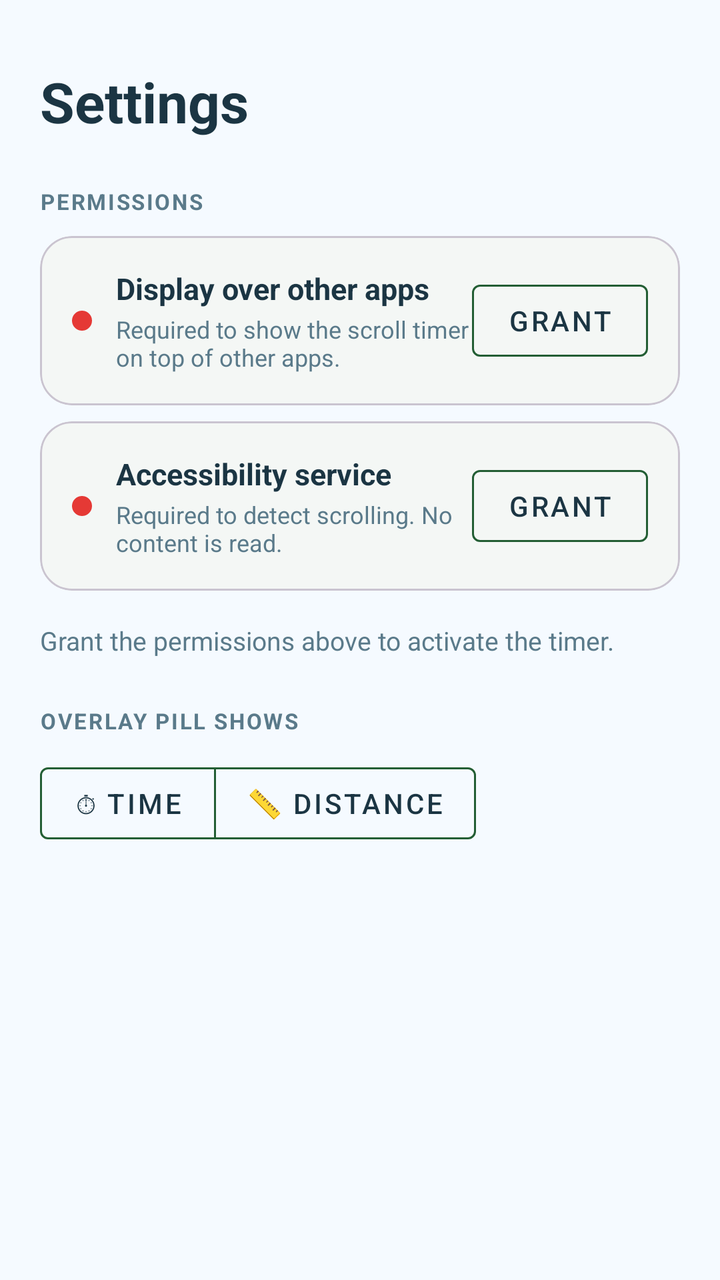
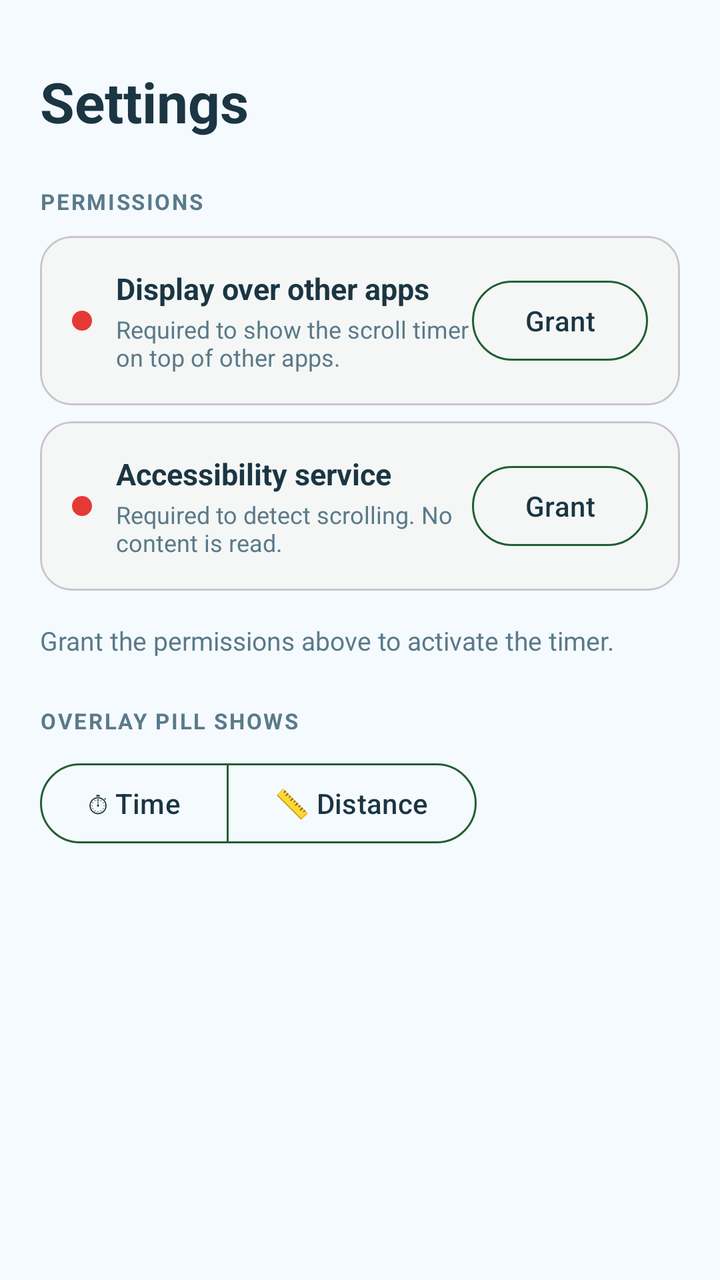

The first picture is an Android layout as it rendered before a commit; the second is the same layout after the commit. The layout source and the unified diff follow.
<!-- AndroidManifest.xml: application theme Theme.DoomScrollClock -->
<!-- res/layout/fragment_settings.xml -->
<?xml version="1.0" encoding="utf-8"?>
<ScrollView
    xmlns:android="http://schemas.android.com/apk/res/android"
    xmlns:app="http://schemas.android.com/apk/res-auto"
    android:layout_width="match_parent"
    android:layout_height="match_parent"
    android:background="@color/colorBackground"
    android:fillViewport="false">

    <LinearLayout
        android:layout_width="match_parent"
        android:layout_height="wrap_content"
        android:orientation="vertical"
        android:paddingHorizontal="20dp"
        android:paddingTop="32dp"
        android:paddingBottom="16dp">

        
        <TextView
            android:layout_width="wrap_content"
            android:layout_height="wrap_content"
            android:text="@string/settings_title"
            android:textColor="@color/colorOnSurface"
            android:textSize="28sp"
            android:textStyle="bold"
            android:layout_marginBottom="24dp" />

        
        <TextView
            android:layout_width="wrap_content"
            android:layout_height="wrap_content"
            android:text="@string/permissions_section_label"
            android:textColor="@color/colorOnSurfaceVariant"
            android:textSize="11sp"
            android:textStyle="bold"
            android:letterSpacing="0.08"
            android:textAllCaps="true"
            android:layout_marginBottom="10dp" />

        
        <com.google.android.material.card.MaterialCardView
            android:id="@+id/card_overlay"
            android:layout_width="match_parent"
            android:layout_height="wrap_content"
            app:cardBackgroundColor="@color/colorSurface"
            app:cardCornerRadius="16dp"
            app:cardElevation="1dp"
            android:layout_marginBottom="8dp">

            <androidx.constraintlayout.widget.ConstraintLayout
                android:layout_width="match_parent"
                android:layout_height="wrap_content"
                android:padding="16dp">

                <View
                    android:id="@+id/dot_overlay"
                    android:layout_width="10dp"
                    android:layout_height="10dp"
                    android:background="@drawable/dot_status"
                    app:layout_constraintTop_toTopOf="parent"
                    app:layout_constraintBottom_toBottomOf="parent"
                    app:layout_constraintStart_toStartOf="parent" />

                <TextView
                    android:id="@+id/label_overlay"
                    android:layout_width="0dp"
                    android:layout_height="wrap_content"
                    android:text="@string/permission_overlay_title"
                    android:textColor="@color/colorOnSurface"
                    android:textSize="15sp"
                    android:textStyle="bold"
                    app:layout_constraintStart_toEndOf="@id/dot_overlay"
                    app:layout_constraintEnd_toStartOf="@id/btn_overlay"
                    app:layout_constraintTop_toTopOf="parent"
                    android:layout_marginStart="12dp" />

                <TextView
                    android:layout_width="0dp"
                    android:layout_height="wrap_content"
                    android:text="@string/permission_overlay_desc"
                    android:textColor="@color/colorOnSurfaceVariant"
                    android:textSize="12sp"
                    app:layout_constraintStart_toEndOf="@id/dot_overlay"
                    app:layout_constraintEnd_toStartOf="@id/btn_overlay"
                    app:layout_constraintTop_toBottomOf="@id/label_overlay"
                    android:layout_marginStart="12dp"
                    android:layout_marginTop="2dp" />

                <com.google.android.material.button.MaterialButton
                    android:id="@+id/btn_overlay"
                    style="@style/Widget.MaterialComponents.Button.OutlinedButton"
                    android:layout_width="wrap_content"
                    android:layout_height="wrap_content"
                    android:text="@string/btn_grant"
                    android:textColor="@color/colorOnSurface"
                    app:strokeColor="@color/colorPrimaryVariant"
                    app:layout_constraintEnd_toEndOf="parent"
                    app:layout_constraintTop_toTopOf="parent"
                    app:layout_constraintBottom_toBottomOf="parent" />

            </androidx.constraintlayout.widget.ConstraintLayout>
        </com.google.android.material.card.MaterialCardView>

        
        <com.google.android.material.card.MaterialCardView
            android:id="@+id/card_accessibility"
            android:layout_width="match_parent"
            android:layout_height="wrap_content"
            app:cardBackgroundColor="@color/colorSurface"
            app:cardCornerRadius="16dp"
            app:cardElevation="1dp"
            android:layout_marginBottom="8dp">

            <androidx.constraintlayout.widget.ConstraintLayout
                android:layout_width="match_parent"
                android:layout_height="wrap_content"
                android:padding="16dp">

                <View
                    android:id="@+id/dot_accessibility"
                    android:layout_width="10dp"
                    android:layout_height="10dp"
                    android:background="@drawable/dot_status"
                    app:layout_constraintTop_toTopOf="parent"
                    app:layout_constraintBottom_toBottomOf="parent"
                    app:layout_constraintStart_toStartOf="parent" />

                <TextView
                    android:id="@+id/label_accessibility"
                    android:layout_width="0dp"
                    android:layout_height="wrap_content"
                    android:text="@string/permission_accessibility_title"
                    android:textColor="@color/colorOnSurface"
                    android:textSize="15sp"
                    android:textStyle="bold"
                    app:layout_constraintStart_toEndOf="@id/dot_accessibility"
                    app:layout_constraintEnd_toStartOf="@id/btn_accessibility"
                    app:layout_constraintTop_toTopOf="parent"
                    android:layout_marginStart="12dp" />

                <TextView
                    android:layout_width="0dp"
                    android:layout_height="wrap_content"
                    android:text="@string/permission_accessibility_desc"
                    android:textColor="@color/colorOnSurfaceVariant"
                    android:textSize="12sp"
                    app:layout_constraintStart_toEndOf="@id/dot_accessibility"
                    app:layout_constraintEnd_toStartOf="@id/btn_accessibility"
                    app:layout_constraintTop_toBottomOf="@id/label_accessibility"
                    android:layout_marginStart="12dp"
                    android:layout_marginTop="2dp" />

                <com.google.android.material.button.MaterialButton
                    android:id="@+id/btn_accessibility"
                    style="@style/Widget.MaterialComponents.Button.OutlinedButton"
                    android:layout_width="wrap_content"
                    android:layout_height="wrap_content"
                    android:text="@string/btn_grant"
                    android:textColor="@color/colorOnSurface"
                    app:strokeColor="@color/colorPrimaryVariant"
                    app:layout_constraintEnd_toEndOf="parent"
                    app:layout_constraintTop_toTopOf="parent"
                    app:layout_constraintBottom_toBottomOf="parent" />

            </androidx.constraintlayout.widget.ConstraintLayout>
        </com.google.android.material.card.MaterialCardView>

        
        <com.google.android.material.card.MaterialCardView
            android:id="@+id/card_notification"
            android:layout_width="match_parent"
            android:layout_height="wrap_content"
            app:cardBackgroundColor="@color/colorSurface"
            app:cardCornerRadius="16dp"
            app:cardElevation="1dp"
            android:layout_marginBottom="8dp"
            android:visibility="gone">

            <androidx.constraintlayout.widget.ConstraintLayout
                android:layout_width="match_parent"
                android:layout_height="wrap_content"
                android:padding="16dp">

                <View
                    android:id="@+id/dot_notification"
                    android:layout_width="10dp"
                    android:layout_height="10dp"
                    android:background="@drawable/dot_status"
                    app:layout_constraintTop_toTopOf="parent"
                    app:layout_constraintBottom_toBottomOf="parent"
                    app:layout_constraintStart_toStartOf="parent" />

                <TextView
                    android:id="@+id/label_notification"
                    android:layout_width="0dp"
                    android:layout_height="wrap_content"
                    android:text="@string/permission_notification_title"
                    android:textColor="@color/colorOnSurface"
                    android:textSize="15sp"
                    android:textStyle="bold"
                    app:layout_constraintStart_toEndOf="@id/dot_notification"
                    app:layout_constraintEnd_toStartOf="@id/btn_notification"
                    app:layout_constraintTop_toTopOf="parent"
                    android:layout_marginStart="12dp" />

                <TextView
                    android:layout_width="0dp"
                    android:layout_height="wrap_content"
                    android:text="@string/permission_notification_desc"
                    android:textColor="@color/colorOnSurfaceVariant"
                    android:textSize="12sp"
                    app:layout_constraintStart_toEndOf="@id/dot_notification"
                    app:layout_constraintEnd_toStartOf="@id/btn_notification"
                    app:layout_constraintTop_toBottomOf="@id/label_notification"
                    android:layout_marginStart="12dp"
                    android:layout_marginTop="2dp" />

                <com.google.android.material.button.MaterialButton
                    android:id="@+id/btn_notification"
                    style="@style/Widget.MaterialComponents.Button.OutlinedButton"
                    android:layout_width="wrap_content"
                    android:layout_height="wrap_content"
                    android:text="@string/btn_grant"
                    android:textColor="@color/colorOnSurface"
                    app:strokeColor="@color/colorPrimaryVariant"
                    app:layout_constraintEnd_toEndOf="parent"
                    app:layout_constraintTop_toTopOf="parent"
                    app:layout_constraintBottom_toBottomOf="parent" />

            </androidx.constraintlayout.widget.ConstraintLayout>
        </com.google.android.material.card.MaterialCardView>

        
        <TextView
            android:id="@+id/status_text"
            android:layout_width="wrap_content"
            android:layout_height="wrap_content"
            android:text="@string/status_missing_permissions"
            android:textColor="@color/colorOnSurfaceVariant"
            android:textSize="13sp"
            android:layout_marginTop="8dp"
            android:layout_marginBottom="24dp" />

        
        <TextView
            android:layout_width="wrap_content"
            android:layout_height="wrap_content"
            android:text="@string/pill_display_section_label"
            android:textColor="@color/colorOnSurfaceVariant"
            android:textSize="11sp"
            android:textStyle="bold"
            android:letterSpacing="0.08"
            android:textAllCaps="true"
            android:layout_marginBottom="10dp" />

        <com.google.android.material.button.MaterialButtonToggleGroup
            android:id="@+id/toggle_pill_mode"
            android:layout_width="wrap_content"
            android:layout_height="wrap_content"
            app:singleSelection="true"
            app:selectionRequired="true">

            <com.google.android.material.button.MaterialButton
                android:id="@+id/btn_mode_time"
                style="@style/Widget.MaterialComponents.Button.OutlinedButton"
                android:layout_width="wrap_content"
                android:layout_height="wrap_content"
                android:text="@string/btn_mode_time"
                android:textColor="@color/colorOnSurface"
                app:strokeColor="@color/colorPrimaryVariant" />

            <com.google.android.material.button.MaterialButton
                android:id="@+id/btn_mode_distance"
                style="@style/Widget.MaterialComponents.Button.OutlinedButton"
                android:layout_width="wrap_content"
                android:layout_height="wrap_content"
                android:text="@string/btn_mode_distance"
                android:textColor="@color/colorOnSurface"
                app:strokeColor="@color/colorPrimaryVariant" />

        </com.google.android.material.button.MaterialButtonToggleGroup>

    </LinearLayout>

</ScrollView>
<!-- resources referenced by this layout -->
<resources>
  <color name="colorBackground">#F5FAFF</color>
  <color name="colorOnSurface">#1B3543</color>
  <color name="colorOnSurfaceVariant">#5A7A8A</color>
  <color name="colorPrimaryVariant">#235E34</color>
  <color name="colorSurface">#FFFFFF</color>
  <!-- drawable dot_status (drawable) -->
  <?xml version="1.0" encoding="utf-8"?>
  <shape xmlns:android="http://schemas.android.com/apk/res/android"
      android:shape="oval">
      <solid android:color="@color/colorNotGranted" />
  </shape>
  <string name="btn_grant">Grant</string>
  <string name="btn_mode_distance">📏 Distance</string>
  <string name="btn_mode_time">⏱ Time</string>
  <string name="permission_accessibility_desc">Required to detect scrolling. No content is read.</string>
  <string name="permission_accessibility_title">Accessibility service</string>
  <string name="permission_notification_desc">Shows a fun fact after each scroll session ends.</string>
  <string name="permission_notification_title">Notifications (optional)</string>
  <string name="permission_overlay_desc">Required to show the scroll timer on top of other apps.</string>
  <string name="permission_overlay_title">Display over other apps</string>
  <string name="permissions_section_label">Permissions</string>
  <string name="pill_display_section_label">Overlay pill shows</string>
  <string name="settings_title">Settings</string>
  <string name="status_missing_permissions">Grant the permissions above to activate the timer.</string>
  <style name="Theme.DoomScrollClock" parent="Theme.Material3.DayNight.NoActionBar">
          <item name="colorPrimary">@color/colorPrimary</item>
          <item name="colorPrimaryVariant">@color/colorPrimaryVariant</item>
          <item name="colorSecondary">@color/colorPrimary</item>
          <item name="colorOnPrimary">@color/colorOnPrimary</item>
          <item name="colorSurface">@color/colorSurface</item>
          <item name="colorOnSurface">@color/colorOnSurface</item>
          <item name="android:colorBackground">@color/colorBackground</item>
          <item name="android:windowBackground">@color/colorBackground</item>
          <item name="android:statusBarColor">@color/colorBackground</item>
          <item name="android:windowLightStatusBar">true</item>
          <item name="bottomNavigationStyle">@style/Widget.App.BottomNavigation</item>
      </style>
  <color name="colorNotGranted">#E53935</color>
  <color name="colorPrimary">#306B3F</color>
  <color name="colorOnPrimary">#FFFFFF</color>
  <style name="Widget.App.BottomNavigation" parent="Widget.Material3.BottomNavigationView">
          <item name="android:background">@color/colorNavBackground</item>
          <item name="elevation">0dp</item>
          <item name="labelVisibilityMode">labeled</item>
          <item name="itemIconTint">@color/nav_item_color</item>
          <item name="itemTextColor">@color/nav_item_color</item>
      </style>
  <color name="colorNavBackground">#FFFFFF</color>
</resources>

<!-- the commit's change to res/layout/fragment_settings.xml (unified diff, before → after) -->
@@ -88,7 +88,7 @@
 
                 <com.google.android.material.button.MaterialButton
                     android:id="@+id/btn_overlay"
-                    style="@style/Widget.MaterialComponents.Button.OutlinedButton"
+                    style="@style/Widget.Material3.Button.OutlinedButton"
                     android:layout_width="wrap_content"
                     android:layout_height="wrap_content"
                     android:text="@string/btn_grant"
@@ -152,7 +152,7 @@
 
                 <com.google.android.material.button.MaterialButton
                     android:id="@+id/btn_accessibility"
-                    style="@style/Widget.MaterialComponents.Button.OutlinedButton"
+                    style="@style/Widget.Material3.Button.OutlinedButton"
                     android:layout_width="wrap_content"
                     android:layout_height="wrap_content"
                     android:text="@string/btn_grant"
@@ -217,7 +217,7 @@
 
                 <com.google.android.material.button.MaterialButton
                     android:id="@+id/btn_notification"
-                    style="@style/Widget.MaterialComponents.Button.OutlinedButton"
+                    style="@style/Widget.Material3.Button.OutlinedButton"
                     android:layout_width="wrap_content"
                     android:layout_height="wrap_content"
                     android:text="@string/btn_grant"
@@ -262,7 +262,7 @@
 
             <com.google.android.material.button.MaterialButton
                 android:id="@+id/btn_mode_time"
-                style="@style/Widget.MaterialComponents.Button.OutlinedButton"
+                style="@style/Widget.Material3.Button.OutlinedButton"
                 android:layout_width="wrap_content"
                 android:layout_height="wrap_content"
                 android:text="@string/btn_mode_time"
@@ -271,7 +271,7 @@
 
             <com.google.android.material.button.MaterialButton
                 android:id="@+id/btn_mode_distance"
-                style="@style/Widget.MaterialComponents.Button.OutlinedButton"
+                style="@style/Widget.Material3.Button.OutlinedButton"
                 android:layout_width="wrap_content"
                 android:layout_height="wrap_content"
                 android:text="@string/btn_mode_distance"
